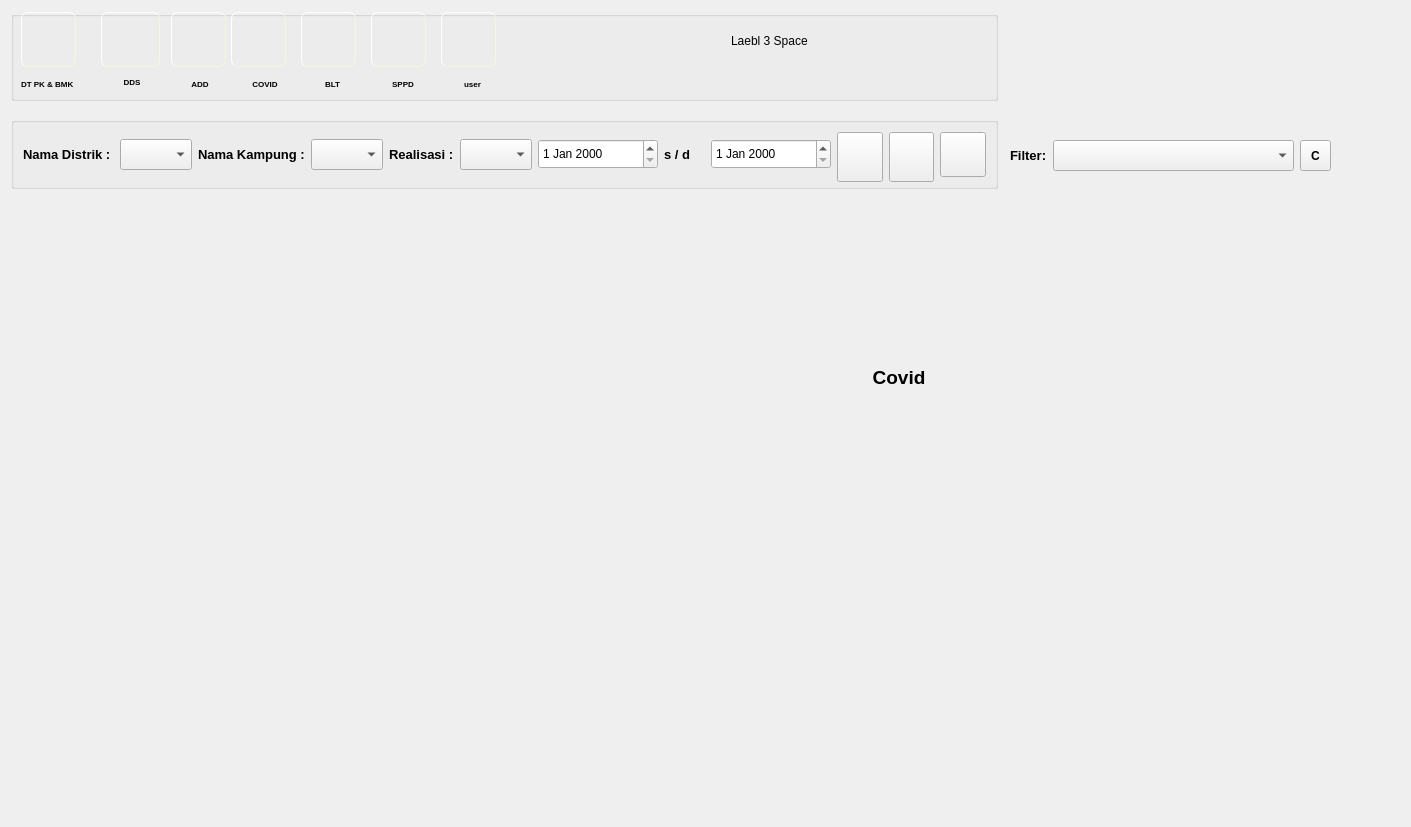
nzf210/pmk_project, file form.ui: the form before one commit.
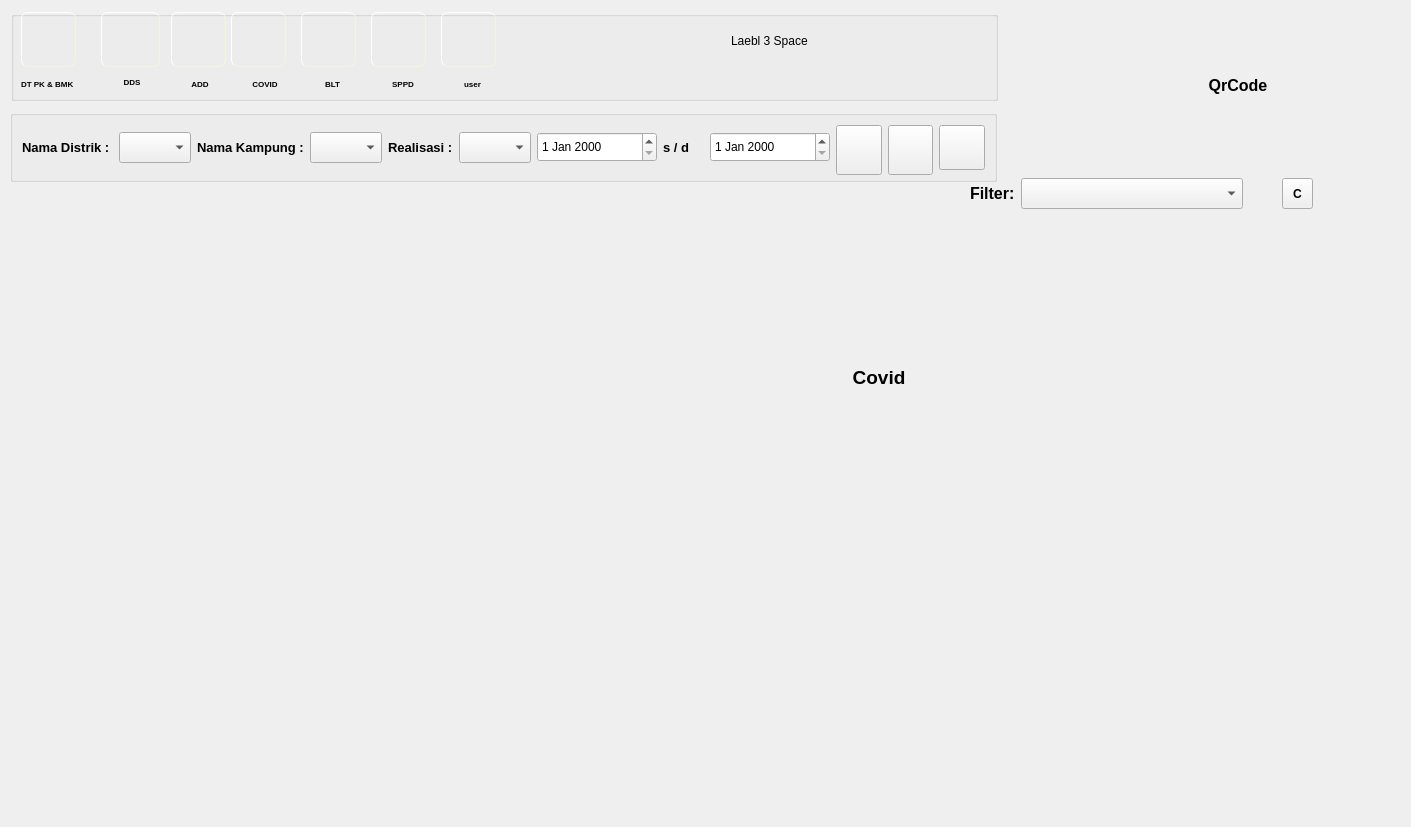
The form after the commit. The open tabs and pages were chosen to show the change. Icons and pictures are not drawn.

Patch:
```diff
--- a/form.ui
+++ b/form.ui
@@ -10,6 +10,12 @@
     <height>827</height>
    </rect>
   </property>
+  <property name="sizePolicy">
+   <sizepolicy hsizetype="Preferred" vsizetype="Preferred">
+    <horstretch>62</horstretch>
+    <verstretch>61</verstretch>
+   </sizepolicy>
+  </property>
   <property name="minimumSize">
    <size>
     <width>1411</width>
@@ -18,13 +24,13 @@
   </property>
   <property name="maximumSize">
    <size>
-    <width>1411</width>
-    <height>827</height>
+    <width>1416</width>
+    <height>833</height>
    </size>
   </property>
   <property name="font">
    <font>
-    <pointsize>10</pointsize>
+    <pointsize>12</pointsize>
     <weight>75</weight>
     <bold>true</bold>
    </font>
@@ -1055,7 +1061,7 @@
     <widget class="QLabel" name="label_27">
      <property name="geometry">
       <rect>
-       <x>720</x>
+       <x>700</x>
        <y>160</y>
        <width>340</width>
        <height>61</height>
@@ -1464,119 +1470,6 @@
     </widget>
    </widget>
   </widget>
-  <widget class="QWidget" name="layoutWidget">
-   <property name="geometry">
-    <rect>
-     <x>1010</x>
-     <y>10</y>
-     <width>410</width>
-     <height>163</height>
-    </rect>
-   </property>
-   <layout class="QVBoxLayout" name="verticalLayout_16">
-    <item>
-     <layout class="QHBoxLayout" name="horizontalLayout_14">
-      <item>
-       <spacer name="horizontalSpacer_16">
-        <property name="orientation">
-         <enum>Qt::Horizontal</enum>
-        </property>
-        <property name="sizeHint" stdset="0">
-         <size>
-          <width>40</width>
-          <height>20</height>
-         </size>
-        </property>
-       </spacer>
-      </item>
-      <item>
-       <widget class="QLabel" name="label_barCode">
-        <property name="sizePolicy">
-         <sizepolicy hsizetype="Preferred" vsizetype="Preferred">
-          <horstretch>61</horstretch>
-          <verstretch>61</verstretch>
-         </sizepolicy>
-        </property>
-        <property name="minimumSize">
-         <size>
-          <width>120</width>
-          <height>120</height>
-         </size>
-        </property>
-        <property name="maximumSize">
-         <size>
-          <width>120</width>
-          <height>120</height>
-         </size>
-        </property>
-        <property name="text">
-         <string/>
-        </property>
-       </widget>
-      </item>
-     </layout>
-    </item>
-    <item>
-     <layout class="QHBoxLayout" name="horizontalLayout_15">
-      <item>
-       <widget class="QLabel" name="label_filter">
-        <property name="text">
-         <string>Filter:</string>
-        </property>
-       </widget>
-      </item>
-      <item>
-       <widget class="QComboBox" name="comboBox_filter">
-        <property name="minimumSize">
-         <size>
-          <width>241</width>
-          <height>31</height>
-         </size>
-        </property>
-        <property name="maximumSize">
-         <size>
-          <width>241</width>
-          <height>31</height>
-         </size>
-        </property>
-       </widget>
-      </item>
-      <item>
-       <widget class="QToolButton" name="toolButton_filter">
-        <property name="minimumSize">
-         <size>
-          <width>31</width>
-          <height>31</height>
-         </size>
-        </property>
-        <property name="font">
-         <font>
-          <weight>75</weight>
-          <bold>true</bold>
-         </font>
-        </property>
-        <property name="text">
-         <string>C</string>
-        </property>
-       </widget>
-      </item>
-      <item>
-       <spacer name="horizontalSpacer_18">
-        <property name="orientation">
-         <enum>Qt::Horizontal</enum>
-        </property>
-        <property name="sizeHint" stdset="0">
-         <size>
-          <width>88</width>
-          <height>20</height>
-         </size>
-        </property>
-       </spacer>
-      </item>
-     </layout>
-    </item>
-   </layout>
-  </widget>
   <widget class="QGroupBox" name="groupBox_2">
    <property name="geometry">
     <rect>
@@ -2115,7 +2008,7 @@
      <rect>
       <x>720</x>
       <y>20</y>
-      <width>100</width>
+      <width>211</width>
       <height>20</height>
      </rect>
     </property>
@@ -2226,8 +2119,8 @@
   <widget class="QGroupBox" name="groupBox">
    <property name="geometry">
     <rect>
-     <x>11</x>
-     <y>117</y>
+     <x>10</x>
+     <y>110</y>
      <width>987</width>
      <height>72</height>
     </rect>
@@ -2520,6 +2413,142 @@
     </item>
    </layout>
   </widget>
+  <widget class="QWidget" name="layoutWidget">
+   <property name="geometry">
+    <rect>
+     <x>970</x>
+     <y>10</y>
+     <width>343</width>
+     <height>199</height>
+    </rect>
+   </property>
+   <layout class="QVBoxLayout" name="verticalLayout_16">
+    <item>
+     <layout class="QHBoxLayout" name="horizontalLayout_14">
+      <item>
+       <spacer name="horizontalSpacer_16">
+        <property name="orientation">
+         <enum>Qt::Horizontal</enum>
+        </property>
+        <property name="sizeHint" stdset="0">
+         <size>
+          <width>40</width>
+          <height>20</height>
+         </size>
+        </property>
+       </spacer>
+      </item>
+      <item>
+       <widget class="QLabel" name="label_barCode">
+        <property name="sizePolicy">
+         <sizepolicy hsizetype="Preferred" vsizetype="Preferred">
+          <horstretch>61</horstretch>
+          <verstretch>61</verstretch>
+         </sizepolicy>
+        </property>
+        <property name="minimumSize">
+         <size>
+          <width>150</width>
+          <height>150</height>
+         </size>
+        </property>
+        <property name="maximumSize">
+         <size>
+          <width>150</width>
+          <height>150</height>
+         </size>
+        </property>
+        <property name="font">
+         <font>
+          <pointsize>12</pointsize>
+          <weight>75</weight>
+          <bold>true</bold>
+         </font>
+        </property>
+        <property name="text">
+         <string>QrCode</string>
+        </property>
+        <property name="alignment">
+         <set>Qt::AlignCenter</set>
+        </property>
+       </widget>
+      </item>
+     </layout>
+    </item>
+    <item>
+     <spacer name="verticalSpacer">
+      <property name="orientation">
+       <enum>Qt::Vertical</enum>
+      </property>
+      <property name="sizeHint" stdset="0">
+       <size>
+        <width>20</width>
+        <height>40</height>
+       </size>
+      </property>
+     </spacer>
+    </item>
+    <item>
+     <layout class="QHBoxLayout" name="horizontalLayout_15">
+      <item>
+       <widget class="QLabel" name="label_filter">
+        <property name="text">
+         <string>Filter:</string>
+        </property>
+       </widget>
+      </item>
+      <item>
+       <widget class="QComboBox" name="comboBox_filter">
+        <property name="minimumSize">
+         <size>
+          <width>222</width>
+          <height>31</height>
+         </size>
+        </property>
+        <property name="maximumSize">
+         <size>
+          <width>222</width>
+          <height>31</height>
+         </size>
+        </property>
+       </widget>
+      </item>
+      <item>
+       <spacer name="horizontalSpacer_6">
+        <property name="orientation">
+         <enum>Qt::Horizontal</enum>
+        </property>
+        <property name="sizeHint" stdset="0">
+         <size>
+          <width>40</width>
+          <height>20</height>
+         </size>
+        </property>
+       </spacer>
+      </item>
+      <item>
+       <widget class="QToolButton" name="toolButton_filter">
+        <property name="minimumSize">
+         <size>
+          <width>31</width>
+          <height>31</height>
+         </size>
+        </property>
+        <property name="font">
+         <font>
+          <weight>75</weight>
+          <bold>true</bold>
+         </font>
+        </property>
+        <property name="text">
+         <string>C</string>
+        </property>
+       </widget>
+      </item>
+     </layout>
+    </item>
+   </layout>
+  </widget>
  </widget>
  <resources/>
  <connections/>
```
